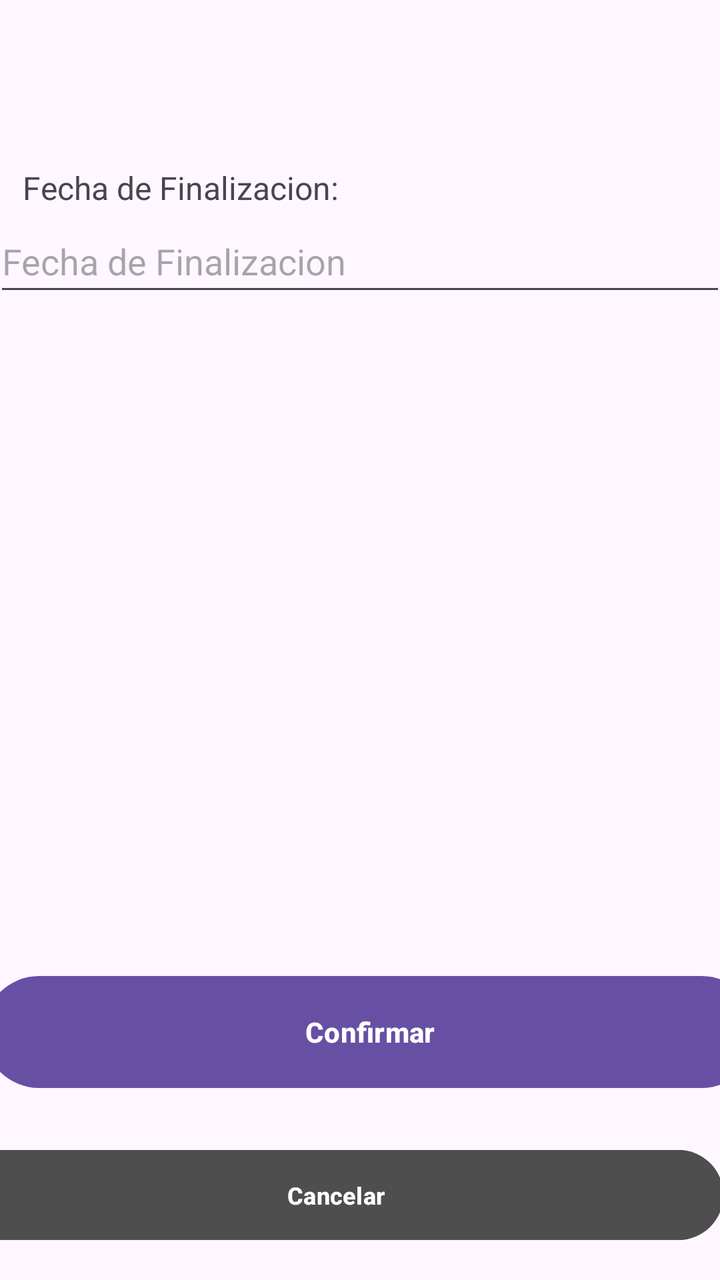
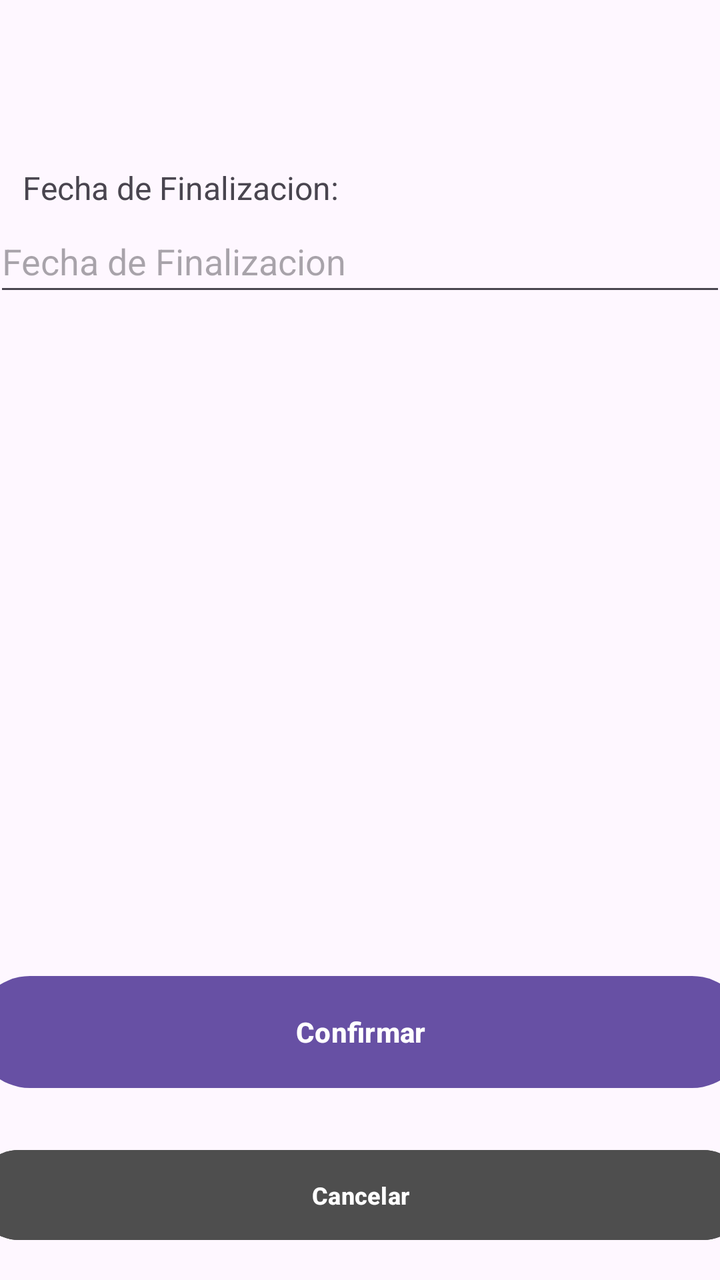

Before-and-after screenshots of an Android layout around one commit, followed by the original layout XML and the change that was made.
<!-- AndroidManifest.xml: application theme Theme.MobilesVC -->
<!-- res/layout/receta_edit_view.xml -->
<?xml version="1.0" encoding="utf-8"?>
<androidx.constraintlayout.widget.ConstraintLayout xmlns:android="http://schemas.android.com/apk/res/android"
    xmlns:app="http://schemas.android.com/apk/res-auto"
    xmlns:tools="http://schemas.android.com/tools"
    android:layout_width="match_parent"
    android:layout_height="match_parent">

    <TextView
        android:id="@+id/textView53"
        android:layout_width="200dp"
        android:layout_height="22dp"
        android:text="Fecha de Finalizacion:"
        android:textSize="16sp"
        app:layout_constraintBottom_toTopOf="@+id/vFechaEdit"
        app:layout_constraintEnd_toEndOf="parent"
        app:layout_constraintHorizontal_bias="0.07"
        app:layout_constraintStart_toStartOf="parent" />

    <Button
        android:id="@+id/vEditReceta"
        android:layout_width="387dp"
        android:layout_height="64dp"
        android:layout_marginTop="48dp"
        android:layout_marginBottom="92dp"
        android:paddingVertical="14dp"
        android:text="Confirmar"
        android:textStyle="bold"
        app:layout_constraintBottom_toBottomOf="parent"
        app:layout_constraintEnd_toEndOf="parent"
        app:layout_constraintHorizontal_bias="0.333"
        app:layout_constraintStart_toStartOf="parent" />

    <TextView
        android:id="@+id/textView8"
        android:layout_width="wrap_content"
        android:layout_height="wrap_content"
        android:layout_marginStart="130dp"
        android:layout_marginTop="85dp"
        android:layout_marginEnd="131dp"
        android:layout_marginBottom="76dp"
        android:fontFamily="sans-serif"
        android:text="Editar Receta"
        android:textColor="#000000"
        android:textSize="34sp"
        android:textStyle="bold|italic"
        app:layout_constraintBottom_toTopOf="@+id/vFechaEdit"
        app:layout_constraintEnd_toEndOf="parent"
        app:layout_constraintStart_toStartOf="parent"
        app:layout_constraintTop_toTopOf="parent"
        tools:textSize="26sp" />

    <Button
        android:id="@+id/vVolverRecetaEdit"
        android:layout_width="387dp"
        android:layout_height="53dp"
        android:layout_marginHorizontal="24dp"
        android:layout_marginTop="8dp"
        android:layout_marginBottom="16dp"
        android:backgroundTint="#4E4E4E"
        android:paddingVertical="10dp"
        android:text="Cancelar"
        android:textSize="12sp"
        android:textStyle="bold"
        android:visibility="visible"
        app:layout_constraintBottom_toBottomOf="parent"
        app:layout_constraintEnd_toEndOf="parent"
        app:layout_constraintHorizontal_bias="0.666"
        app:layout_constraintStart_toStartOf="parent" />

    <EditText
        android:id="@+id/vFechaEdit"
        android:layout_width="366dp"
        android:layout_height="48dp"
        android:layout_marginStart="22dp"
        android:layout_marginEnd="23dp"
        android:layout_marginBottom="331dp"
        android:ems="10"
        android:hint="Fecha de Finalizacion"
        android:inputType="date"
        app:layout_constraintBottom_toTopOf="@+id/vEditReceta"
        app:layout_constraintEnd_toEndOf="parent"
        app:layout_constraintStart_toStartOf="parent" />
</androidx.constraintlayout.widget.ConstraintLayout>
<!-- resources referenced by this layout -->
<resources>
  <style name="Theme.MobilesVC" parent="Base.Theme.MobilesVC" />
  <style name="Base.Theme.MobilesVC" parent="Theme.Material3.DayNight.NoActionBar">
          
          
      </style>
</resources>

<!-- the commit's change to res/layout/receta_edit_view.xml (unified diff, before → after) -->
@@ -20,14 +20,13 @@
         android:id="@+id/vEditReceta"
         android:layout_width="387dp"
         android:layout_height="64dp"
-        android:layout_marginTop="48dp"
         android:layout_marginBottom="92dp"
         android:paddingVertical="14dp"
         android:text="Confirmar"
         android:textStyle="bold"
         app:layout_constraintBottom_toBottomOf="parent"
         app:layout_constraintEnd_toEndOf="parent"
-        app:layout_constraintHorizontal_bias="0.333"
+        app:layout_constraintHorizontal_bias="0.5"
         app:layout_constraintStart_toStartOf="parent" />
 
     <TextView
@@ -54,7 +53,6 @@
         android:layout_width="387dp"
         android:layout_height="53dp"
         android:layout_marginHorizontal="24dp"
-        android:layout_marginTop="8dp"
         android:layout_marginBottom="16dp"
         android:backgroundTint="#4E4E4E"
         android:paddingVertical="10dp"
@@ -64,7 +62,7 @@
         android:visibility="visible"
         app:layout_constraintBottom_toBottomOf="parent"
         app:layout_constraintEnd_toEndOf="parent"
-        app:layout_constraintHorizontal_bias="0.666"
+        app:layout_constraintHorizontal_bias="0.5"
         app:layout_constraintStart_toStartOf="parent" />
 
     <EditText
